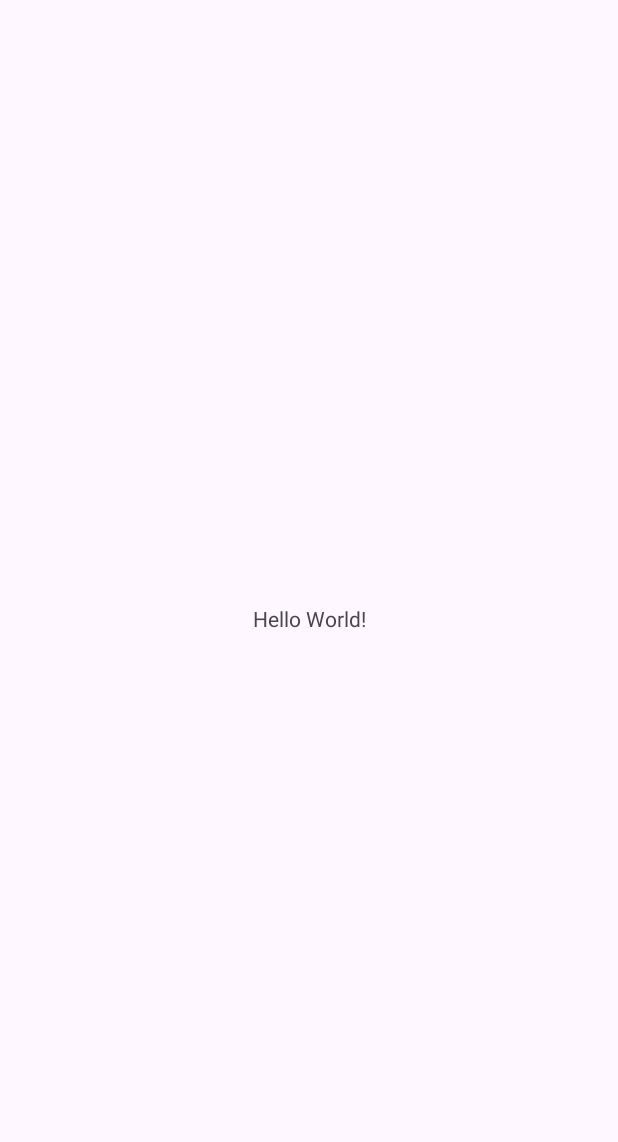
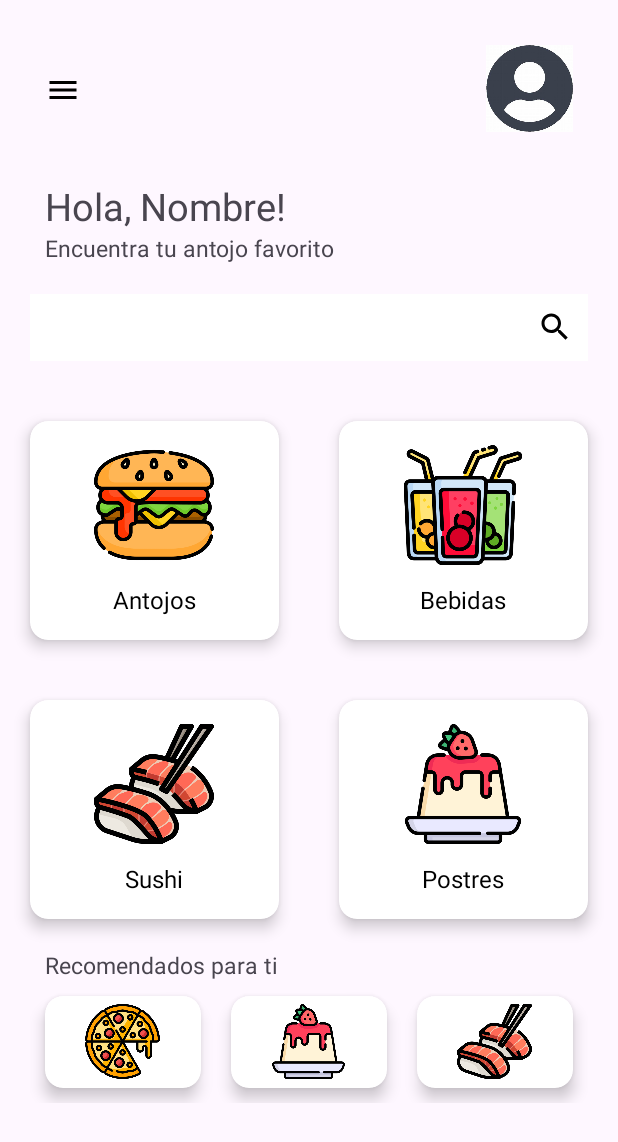
Before and after one commit to Zuri-sadai/AndroidApp, an Android app: the screen it shows after launch (MainActivity), on a phone screen of 412 x 824 dp. Before the commit the part shown is almost empty. Shown: the top 1142 px of the screen. Run offline under Robolectric (Android 15) with nearby library versions, the phone set to English and light mode, and no system bars.

Commit message:
Menu e Inicio de sesión

```diff
--- a/app/src/main/java/com/zuul/androidapp/MainActivity.java
+++ b/app/src/main/java/com/zuul/androidapp/MainActivity.java
@@ -9,6 +9,6 @@ public class MainActivity extends AppCompatActivity {
     @Override
     protected void onCreate(Bundle savedInstanceState) {
         super.onCreate(savedInstanceState);
-        setContentView(R.layout.activity_main);
+        setContentView(R.layout.menu);
     }
 }
--- /dev/null
+++ b/app/src/main/res/drawable/baseline_mail_outline_24.xml
@@ -0,0 +1,5 @@
+<vector android:height="24dp" android:tint="#000000"
+    android:viewportHeight="24" android:viewportWidth="24"
+    android:width="24dp" xmlns:android="http://schemas.android.com/apk/res/android">
+    <path android:fillColor="@android:color/white" android:pathData="M20,4L4,4c-1.1,0 -1.99,0.9 -1.99,2L2,18c0,1.1 0.9,2 2,2h16c1.1,0 2,-0.9 2,-2L22,6c0,-1.1 -0.9,-2 -2,-2zM20,18L4,18L4,8l8,5 8,-5v10zM12,11L4,6h16l-8,5z"/>
+</vector>
--- /dev/null
+++ b/app/src/main/res/drawable/baseline_menu_24.xml
@@ -0,0 +1,5 @@
+<vector android:height="24dp" android:tint="#000000"
+    android:viewportHeight="24" android:viewportWidth="24"
+    android:width="24dp" xmlns:android="http://schemas.android.com/apk/res/android">
+    <path android:fillColor="@android:color/white" android:pathData="M3,18h18v-2L3,16v2zM3,13h18v-2L3,11v2zM3,6v2h18L21,6L3,6z"/>
+</vector>
--- /dev/null
+++ b/app/src/main/res/drawable/baseline_person_outline_24.xml
@@ -0,0 +1,5 @@
+<vector android:height="24dp" android:tint="#000000"
+    android:viewportHeight="24" android:viewportWidth="24"
+    android:width="24dp" xmlns:android="http://schemas.android.com/apk/res/android">
+    <path android:fillColor="@android:color/white" android:pathData="M12,5.9c1.16,0 2.1,0.94 2.1,2.1s-0.94,2.1 -2.1,2.1S9.9,9.16 9.9,8s0.94,-2.1 2.1,-2.1m0,9c2.97,0 6.1,1.46 6.1,2.1v1.1L5.9,18.1L5.9,17c0,-0.64 3.13,-2.1 6.1,-2.1M12,4C9.79,4 8,5.79 8,8s1.79,4 4,4 4,-1.79 4,-4 -1.79,-4 -4,-4zM12,13c-2.67,0 -8,1.34 -8,4v3h16v-3c0,-2.66 -5.33,-4 -8,-4z"/>
+</vector>
--- /dev/null
+++ b/app/src/main/res/drawable/baseline_remove_red_eye_24.xml
@@ -0,0 +1,5 @@
+<vector android:height="24dp" android:tint="#000000"
+    android:viewportHeight="24" android:viewportWidth="24"
+    android:width="24dp" xmlns:android="http://schemas.android.com/apk/res/android">
+    <path android:fillColor="@android:color/white" android:pathData="M12,4.5C7,4.5 2.73,7.61 1,12c1.73,4.39 6,7.5 11,7.5s9.27,-3.11 11,-7.5c-1.73,-4.39 -6,-7.5 -11,-7.5zM12,17c-2.76,0 -5,-2.24 -5,-5s2.24,-5 5,-5 5,2.24 5,5 -2.24,5 -5,5zM12,9c-1.66,0 -3,1.34 -3,3s1.34,3 3,3 3,-1.34 3,-3 -1.34,-3 -3,-3z"/>
+</vector>
--- /dev/null
+++ b/app/src/main/res/drawable/baseline_search_24.xml
@@ -0,0 +1,5 @@
+<vector android:height="24dp" android:tint="#000000"
+    android:viewportHeight="24" android:viewportWidth="24"
+    android:width="24dp" xmlns:android="http://schemas.android.com/apk/res/android">
+    <path android:fillColor="@android:color/white" android:pathData="M15.5,14h-0.79l-0.28,-0.27C15.41,12.59 16,11.11 16,9.5 16,5.91 13.09,3 9.5,3S3,5.91 3,9.5 5.91,16 9.5,16c1.61,0 3.09,-0.59 4.23,-1.57l0.27,0.28v0.79l5,4.99L20.49,19l-4.99,-5zM9.5,14C7.01,14 5,11.99 5,9.5S7.01,5 9.5,5 14,7.01 14,9.5 11.99,14 9.5,14z"/>
+</vector>
--- /dev/null
+++ b/app/src/main/res/layout/menu.xml
@@ -0,0 +1,288 @@
+<?xml version="1.0" encoding="utf-8"?>
+<androidx.constraintlayout.widget.ConstraintLayout xmlns:android="http://schemas.android.com/apk/res/android"
+    xmlns:tools="http://schemas.android.com/tools"
+    android:layout_width="match_parent"
+    android:layout_height="wrap_content"
+    xmlns:app="http://schemas.android.com/apk/res-auto">
+
+
+    <LinearLayout
+        android:layout_width="match_parent"
+        android:layout_height="match_parent"
+        android:orientation="vertical"
+        app:layout_constraintBottom_toBottomOf="parent">
+
+        <RelativeLayout
+            android:layout_width="match_parent"
+            android:layout_height="wrap_content"
+            android:layout_margin="30dp">
+
+            <TextView
+                android:layout_width="60dp"
+                android:layout_height="60dp"
+                android:layout_alignParentLeft="true"
+                android:drawableLeft="@drawable/baseline_menu_24" />
+
+            <ImageView
+                android:layout_width="58dp"
+                android:layout_height="58dp"
+                android:layout_alignParentRight="true"
+                android:src="@drawable/user"
+                tools:layout_editor_absoluteX="25dp"
+                tools:layout_editor_absoluteY="16dp" />
+        </RelativeLayout>
+
+        <TextView
+            android:layout_width="wrap_content"
+            android:layout_height="wrap_content"
+            android:layout_marginLeft="30dp"
+            android:text="@string/saludo"
+            android:textSize="25sp" />
+
+        <TextView
+            android:layout_width="wrap_content"
+            android:layout_height="wrap_content"
+            android:layout_marginLeft="30dp"
+            android:text="@string/mensaje"
+            android:textSize="15dp" />
+
+        <RelativeLayout
+            android:layout_width="match_parent"
+            android:layout_height="wrap_content"
+            android:layout_margin="20dp">
+
+            <EditText
+                android:id="@+id/username"
+                android:layout_width="match_parent"
+                android:layout_height="wrap_content"
+                android:background="@color/white"
+                android:drawableRight="@drawable/baseline_search_24"
+                android:drawablePadding="10dp"
+                android:padding="10dp"
+                android:textColorHint="@color/gris"
+               />
+
+        </RelativeLayout>
+
+        <GridLayout
+            android:layout_width="match_parent"
+            android:layout_height="match_parent"
+            android:alignmentMode="alignMargins"
+            android:columnCount="2"
+            android:columnOrderPreserved="false"
+            android:rowCount="2">
+
+            <androidx.cardview.widget.CardView
+                android:layout_width="wrap_content"
+                android:layout_height="wrap_content"
+                android:layout_rowWeight="1"
+                android:layout_columnWeight="1"
+                android:layout_margin="20dp"
+                app:cardCornerRadius="12dp"
+                app:cardElevation="6dp">
+
+                <LinearLayout
+                    android:layout_width="match_parent"
+                    android:layout_height="match_parent"
+                    android:gravity="center"
+                    android:orientation="vertical"
+                    android:padding="16dp"
+                    tools:ignore="UseCompoundDrawables">
+
+                    <ImageView
+                        android:layout_width="80dp"
+                        android:layout_height="80dp"
+                        android:src="@drawable/burgerr" />
+
+                    <TextView
+                        android:layout_width="wrap_content"
+                        android:layout_height="wrap_content"
+                        android:layout_marginTop="12dp"
+                        android:text="Antojos"
+                        android:textColor="@color/black"
+                        android:textSize="16sp" />
+
+                </LinearLayout>
+
+            </androidx.cardview.widget.CardView>
+
+
+            <androidx.cardview.widget.CardView
+                android:layout_width="wrap_content"
+                android:layout_height="wrap_content"
+                android:layout_rowWeight="1"
+                android:layout_columnWeight="1"
+                android:layout_margin="20dp"
+                app:cardCornerRadius="12dp"
+                app:cardElevation="6dp">
+
+                <LinearLayout
+                    android:layout_width="match_parent"
+                    android:layout_height="match_parent"
+                    android:gravity="center"
+                    android:orientation="vertical"
+                    android:padding="16dp"
+                    tools:ignore="UseCompoundDrawables">
+
+                    <ImageView
+                        android:layout_width="80dp"
+                        android:layout_height="80dp"
+                        android:src="@drawable/drink" />
+
+                    <TextView
+                        android:layout_width="wrap_content"
+                        android:layout_height="wrap_content"
+                        android:layout_marginTop="12dp"
+                        android:text="Bebidas"
+                        android:textColor="@color/black"
+                        android:textSize="16sp" />
+
+                </LinearLayout>
+
+            </androidx.cardview.widget.CardView>
+
+
+            <androidx.cardview.widget.CardView
+                android:layout_width="wrap_content"
+                android:layout_height="wrap_content"
+                android:layout_rowWeight="1"
+                android:layout_columnWeight="1"
+                android:layout_margin="20dp"
+                app:cardCornerRadius="12dp"
+                app:cardElevation="6dp">
+
+                <LinearLayout
+                    android:layout_width="match_parent"
+                    android:layout_height="match_parent"
+                    android:gravity="center"
+                    android:orientation="vertical"
+                    android:padding="16dp"
+                    tools:ignore="UseCompoundDrawables">
+
+                    <ImageView
+                        android:layout_width="80dp"
+                        android:layout_height="80dp"
+                        android:src="@drawable/sushi" />
+
+                    <TextView
+                        android:layout_width="wrap_content"
+                        android:layout_height="wrap_content"
+                        android:layout_marginTop="12dp"
+                        android:text="Sushi"
+                        android:textColor="@color/black"
+                        android:textSize="16sp" />
+
+                </LinearLayout>
+
+            </androidx.cardview.widget.CardView>
+
+            <androidx.cardview.widget.CardView
+                android:layout_width="wrap_content"
+                android:layout_height="wrap_content"
+                android:layout_rowWeight="1"
+                android:layout_columnWeight="1"
+                android:layout_margin="20dp"
+                app:cardCornerRadius="12dp"
+                app:cardElevation="6dp">
+
+                <LinearLayout
+                    android:layout_width="match_parent"
+                    android:layout_height="match_parent"
+                    android:gravity="center"
+                    android:orientation="vertical"
+                    android:padding="16dp"
+                    tools:ignore="UseCompoundDrawables">
+
+                    <ImageView
+                        android:layout_width="80dp"
+                        android:layout_height="80dp"
+                        android:src="@drawable/dessert" />
+
+                    <TextView
+                        android:layout_width="wrap_content"
+                        android:layout_height="wrap_content"
+                        android:layout_marginTop="12dp"
+                        android:text="Postres"
+                        android:textColor="@color/black"
+                        android:textSize="16sp" />
+
+                </LinearLayout>
+
+            </androidx.cardview.widget.CardView>
+
+        </GridLayout>
+
+        <TextView
+            android:layout_width="wrap_content"
+            android:layout_height="wrap_content"
+            android:layout_marginLeft="30dp"
+            android:text="Recomendados para ti"
+            android:textSize="15dp" />
+
+        <GridLayout
+            android:layout_width="match_parent"
+            android:layout_height="81dp"
+            android:alignmentMode="alignMargins"
+            android:columnCount="3"
+            android:columnOrderPreserved="false"
+            android:rowCount="1"
+            android:layout_marginLeft="20dp"
+            android:layout_marginRight="20dp">
+
+            <androidx.cardview.widget.CardView
+                android:layout_width="14dp"
+                android:layout_height="wrap_content"
+                android:layout_rowWeight="1"
+                android:layout_columnWeight="1"
+                android:layout_margin="10dp"
+                app:cardCornerRadius="12dp"
+                app:cardElevation="6dp">
+
+                <ImageView
+                    android:layout_width="50dp"
+                    android:layout_height="50dp"
+                    android:layout_gravity="center"
+                    android:src="@drawable/pizza" />
+
+            </androidx.cardview.widget.CardView>
+
+            <androidx.cardview.widget.CardView
+                android:layout_width="14dp"
+                android:layout_height="wrap_content"
+                android:layout_rowWeight="1"
+                android:layout_columnWeight="1"
+                android:layout_margin="10dp"
+                app:cardCornerRadius="12dp"
+                app:cardElevation="6dp">
+
+                <ImageView
+                    android:layout_width="50dp"
+                    android:layout_height="50dp"
+                    android:layout_gravity="center"
+                    android:src="@drawable/dessert" />
+
+            </androidx.cardview.widget.CardView>
+
+            <androidx.cardview.widget.CardView
+                android:layout_width="14dp"
+                android:layout_height="wrap_content"
+                android:layout_rowWeight="1"
+                android:layout_columnWeight="1"
+                android:layout_margin="10dp"
+                app:cardCornerRadius="12dp"
+                app:cardElevation="6dp">
+
+                <ImageView
+                    android:layout_width="50dp"
+                    android:layout_height="50dp"
+                    android:layout_gravity="center"
+                    android:src="@drawable/sushi" />
+
+            </androidx.cardview.widget.CardView>
+
+        </GridLayout>
+
+
+    </LinearLayout>
+
+</androidx.constraintlayout.widget.ConstraintLayout>
--- a/app/src/main/res/values/colors.xml
+++ b/app/src/main/res/values/colors.xml
@@ -2,4 +2,5 @@
 <resources>
     <color name="black">#FF000000</color>
     <color name="white">#FFFFFFFF</color>
+    <color name ="gris">#B0B0B0</color>
 </resources>
--- a/app/src/main/res/values/strings.xml
+++ b/app/src/main/res/values/strings.xml
@@ -1,3 +1,6 @@
 <resources>
     <string name="app_name">AndroidApp</string>
+    <string name="saludo">Hola, Nombre! </string>
+    <string name="mensaje">Encuentra tu antojo favorito</string>
+    <string name="iniciosesion">Crea una cuenta</string>
 </resources>
```
Also changed, not shown: app/src/main/res/layout/activity_main.xml (+122 -8 lines), app/src/main/res/drawable/burgerr.png (added), app/src/main/res/drawable/dessert.png (added), app/src/main/res/drawable/drink.png (added), app/src/main/res/drawable/pizza.png (added), app/src/main/res/drawable/sushi.png (added), app/src/main/res/drawable/user.jpg (added).
